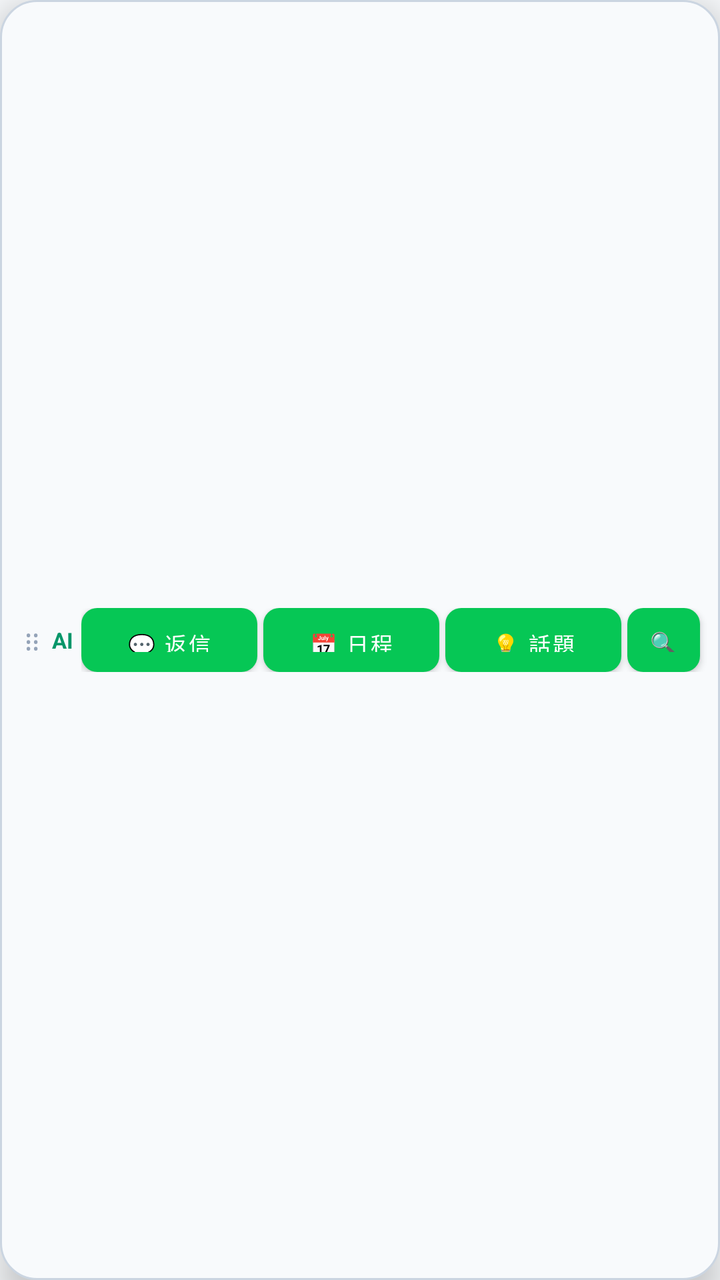
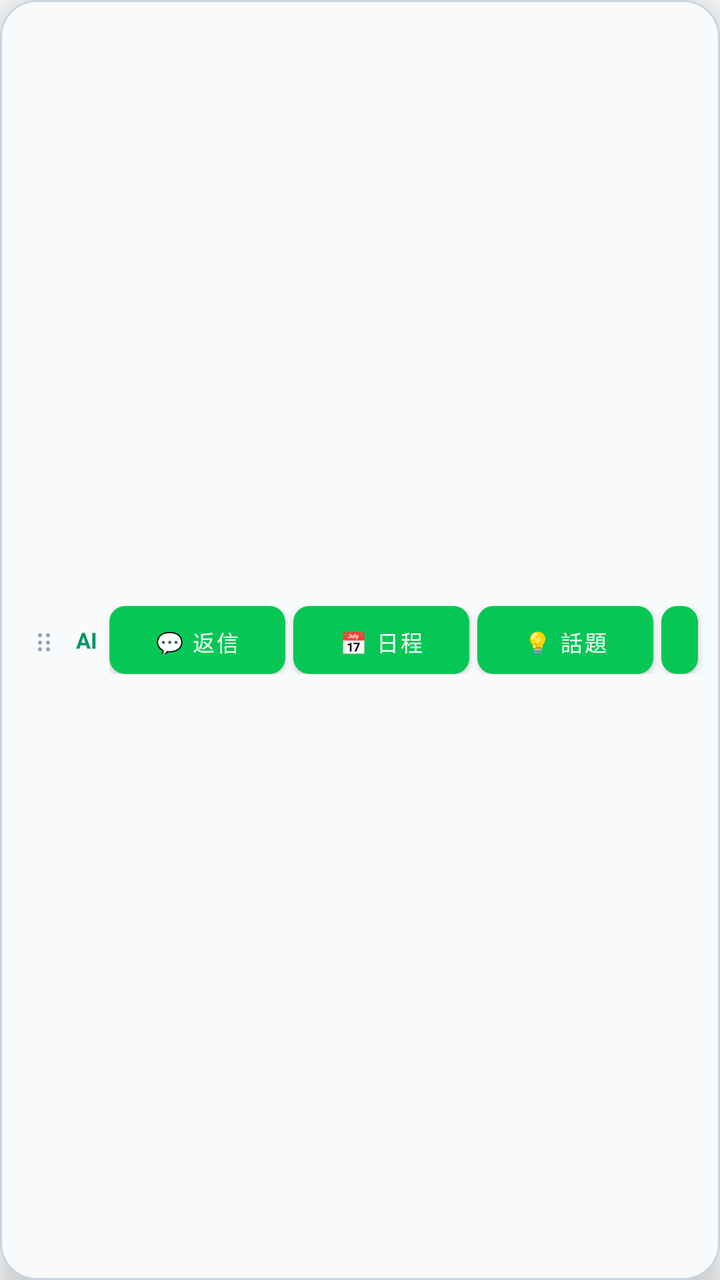

Before-and-after screenshots of an Android layout around one commit, followed by the original layout XML and the change that was made.
<!-- AndroidManifest.xml: application theme Theme.LineAiReply -->
<!-- res/layout/overlay_bottom_bar.xml -->
<?xml version="1.0" encoding="utf-8"?>
<LinearLayout xmlns:android="http://schemas.android.com/apk/res/android"
    android:id="@+id/bottomBarRoot"
    android:layout_width="wrap_content"
    android:layout_height="wrap_content"
    android:background="@drawable/bg_bottom_bar"
    android:elevation="10dp"
    android:gravity="center_vertical"
    android:orientation="horizontal"
    android:paddingHorizontal="6dp"
    android:paddingVertical="3dp">

    
    <TextView
        android:id="@+id/btnBottomBarDrag"
        android:layout_width="20dp"
        android:layout_height="32dp"
        android:gravity="center"
        android:text="⋮⋮"
        android:textColor="#94A3B8"
        android:textSize="14sp" />

    
    <TextView
        android:id="@+id/textBarTitle"
        android:layout_width="wrap_content"
        android:layout_height="wrap_content"
        android:layout_marginEnd="4dp"
        android:text="AI"
        android:textStyle="bold"
        android:textColor="#059669"
        android:textSize="11sp" />

    
    <LinearLayout
        android:id="@+id/layoutBarActions"
        android:layout_width="wrap_content"
        android:layout_height="wrap_content"
        android:gravity="center_vertical"
        android:orientation="horizontal">

        
        <Button
            android:id="@+id/btnBarReply"
            android:layout_width="wrap_content"
            android:layout_height="32dp"
            android:layout_marginEnd="3dp"
            android:background="@drawable/bg_overlay_btn"
            android:backgroundTint="@color/line_green"
            android:paddingHorizontal="8dp"
            android:text="💬 返信"
            android:textColor="@color/white"
            android:textSize="11sp" />

        
        <Button
            android:id="@+id/btnBarSchedule"
            android:layout_width="wrap_content"
            android:layout_height="32dp"
            android:layout_marginEnd="3dp"
            android:background="@drawable/bg_overlay_btn"
            android:backgroundTint="#0EA5E9"
            android:paddingHorizontal="8dp"
            android:text="📅 日程"
            android:textColor="@color/white"
            android:textSize="11sp" />

        
        <Button
            android:id="@+id/btnBarTopic"
            android:layout_width="wrap_content"
            android:layout_height="32dp"
            android:layout_marginEnd="3dp"
            android:background="@drawable/bg_overlay_btn"
            android:backgroundTint="#F59E0B"
            android:paddingHorizontal="8dp"
            android:text="💡 話題"
            android:textColor="@color/white"
            android:textSize="11sp" />

        
        <Button
            android:id="@+id/btnBarMood"
            android:layout_width="wrap_content"
            android:layout_height="32dp"
            android:layout_marginEnd="4dp"
            android:background="@drawable/bg_overlay_btn"
            android:backgroundTint="#8B5CF6"
            android:paddingHorizontal="8dp"
            android:text="🔍 分析"
            android:textColor="@color/white"
            android:textSize="11sp" />
    </LinearLayout>

    
    <TextView
        android:id="@+id/btnBarMinimize"
        android:layout_width="22dp"
        android:layout_height="32dp"
        android:gravity="center"
        android:text="◀"
        android:textColor="#64748B"
        android:textSize="11sp" />

    
    <TextView
        android:id="@+id/btnBarClose"
        android:layout_width="22dp"
        android:layout_height="32dp"
        android:gravity="center"
        android:text="✕"
        android:textColor="#94A3B8"
        android:textSize="13sp" />

</LinearLayout>
<!-- resources referenced by this layout -->
<resources>
  <color name="line_green">#06C755</color>
  <color name="white">#FFFFFF</color>
  <!-- drawable bg_bottom_bar (drawable) -->
  <?xml version="1.0" encoding="utf-8"?>
  <shape xmlns:android="http://schemas.android.com/apk/res/android"
      android:shape="rectangle">
      <solid android:color="#F8FAFC" />
      <corners android:radius="18dp" />
      <stroke
          android:width="1dp"
          android:color="#CBD5E1" />
  </shape>
  <!-- drawable bg_overlay_btn (drawable) -->
  <?xml version="1.0" encoding="utf-8"?>
  <shape xmlns:android="http://schemas.android.com/apk/res/android"
      android:shape="rectangle">
      <corners android:radius="8dp" />
      <solid android:color="@color/line_green" />
  </shape>
  <style name="Theme.LineAiReply" parent="Theme.MaterialComponents.DayNight.NoActionBar">
          <item name="colorPrimary">@color/line_green</item>
          <item name="colorPrimaryDark">@color/line_green_dark</item>
          <item name="android:windowBackground">@color/bg_light</item>
      </style>
  <color name="line_green_dark">#05A847</color>
  <color name="bg_light">#F8FAFC</color>
</resources>

<!-- the commit's change to res/layout/overlay_bottom_bar.xml (unified diff, before → after) -->
@@ -13,19 +13,19 @@
     
     <TextView
         android:id="@+id/btnBottomBarDrag"
-        android:layout_width="20dp"
-        android:layout_height="32dp"
+        android:layout_width="32dp"
+        android:layout_height="36dp"
         android:gravity="center"
         android:text="⋮⋮"
         android:textColor="#94A3B8"
-        android:textSize="14sp" />
+        android:textSize="15sp" />
 
     
     <TextView
         android:id="@+id/textBarTitle"
         android:layout_width="wrap_content"
         android:layout_height="wrap_content"
-        android:layout_marginEnd="4dp"
+        android:layout_marginEnd="6dp"
         android:text="AI"
         android:textStyle="bold"
         android:textColor="#059669"
@@ -43,11 +43,11 @@
         <Button
             android:id="@+id/btnBarReply"
             android:layout_width="wrap_content"
-            android:layout_height="32dp"
-            android:layout_marginEnd="3dp"
+            android:layout_height="34dp"
+            android:layout_marginEnd="4dp"
             android:background="@drawable/bg_overlay_btn"
             android:backgroundTint="@color/line_green"
-            android:paddingHorizontal="8dp"
+            android:paddingHorizontal="10dp"
             android:text="💬 返信"
             android:textColor="@color/white"
             android:textSize="11sp" />
@@ -56,11 +56,11 @@
         <Button
             android:id="@+id/btnBarSchedule"
             android:layout_width="wrap_content"
-            android:layout_height="32dp"
-            android:layout_marginEnd="3dp"
+            android:layout_height="34dp"
+            android:layout_marginEnd="4dp"
             android:background="@drawable/bg_overlay_btn"
             android:backgroundTint="#0EA5E9"
-            android:paddingHorizontal="8dp"
+            android:paddingHorizontal="10dp"
             android:text="📅 日程"
             android:textColor="@color/white"
             android:textSize="11sp" />
@@ -69,11 +69,11 @@
         <Button
             android:id="@+id/btnBarTopic"
             android:layout_width="wrap_content"
-            android:layout_height="32dp"
-            android:layout_marginEnd="3dp"
+            android:layout_height="34dp"
+            android:layout_marginEnd="4dp"
             android:background="@drawable/bg_overlay_btn"
             android:backgroundTint="#F59E0B"
-            android:paddingHorizontal="8dp"
+            android:paddingHorizontal="10dp"
             android:text="💡 話題"
             android:textColor="@color/white"
             android:textSize="11sp" />
@@ -82,11 +82,11 @@
         <Button
             android:id="@+id/btnBarMood"
             android:layout_width="wrap_content"
-            android:layout_height="32dp"
-            android:layout_marginEnd="4dp"
+            android:layout_height="34dp"
+            android:layout_marginEnd="5dp"
             android:background="@drawable/bg_overlay_btn"
             android:backgroundTint="#8B5CF6"
-            android:paddingHorizontal="8dp"
+            android:paddingHorizontal="10dp"
             android:text="🔍 分析"
             android:textColor="@color/white"
             android:textSize="11sp" />
@@ -95,21 +95,22 @@
     
     <TextView
         android:id="@+id/btnBarMinimize"
-        android:layout_width="22dp"
-        android:layout_height="32dp"
+        android:layout_width="26dp"
+        android:layout_height="36dp"
         android:gravity="center"
         android:text="◀"
         android:textColor="#64748B"
-        android:textSize="11sp" />
+        android:textSize="12sp" />
 
     
     <TextView
         android:id="@+id/btnBarClose"
-        android:layout_width="22dp"
-        android:layout_height="32dp"
+        android:layout_width="26dp"
+        android:layout_height="36dp"
+        android:layout_marginStart="2dp"
         android:gravity="center"
         android:text="✕"
         android:textColor="#94A3B8"
-        android:textSize="13sp" />
+        android:textSize="14sp" />
 
 </LinearLayout>
